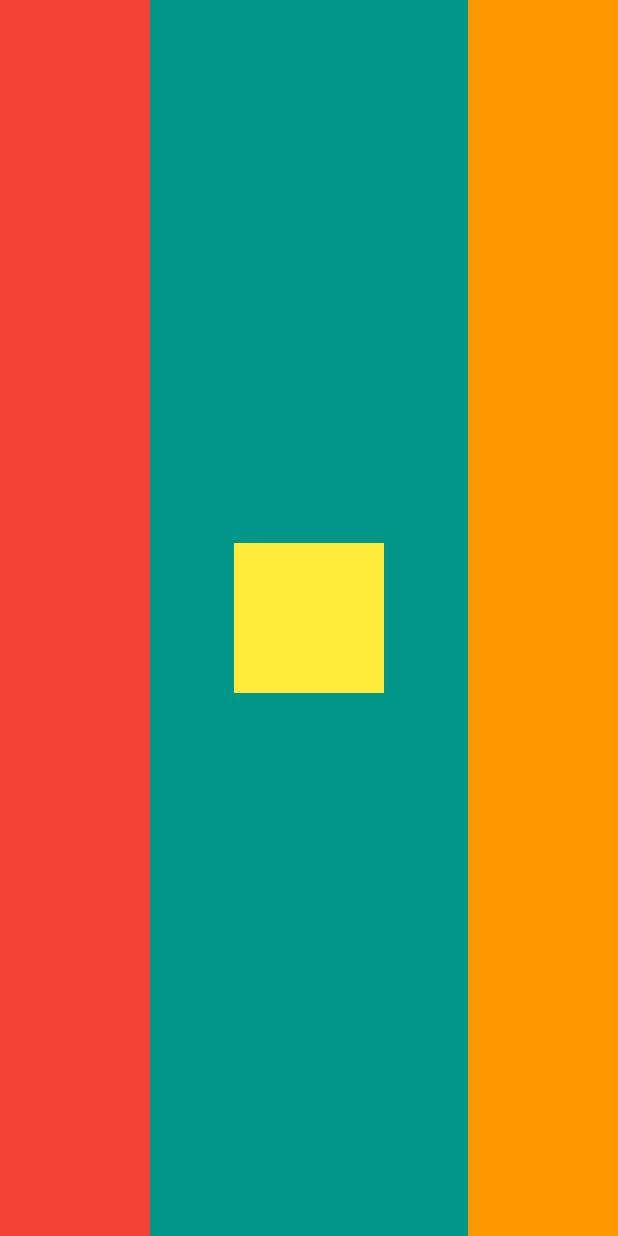
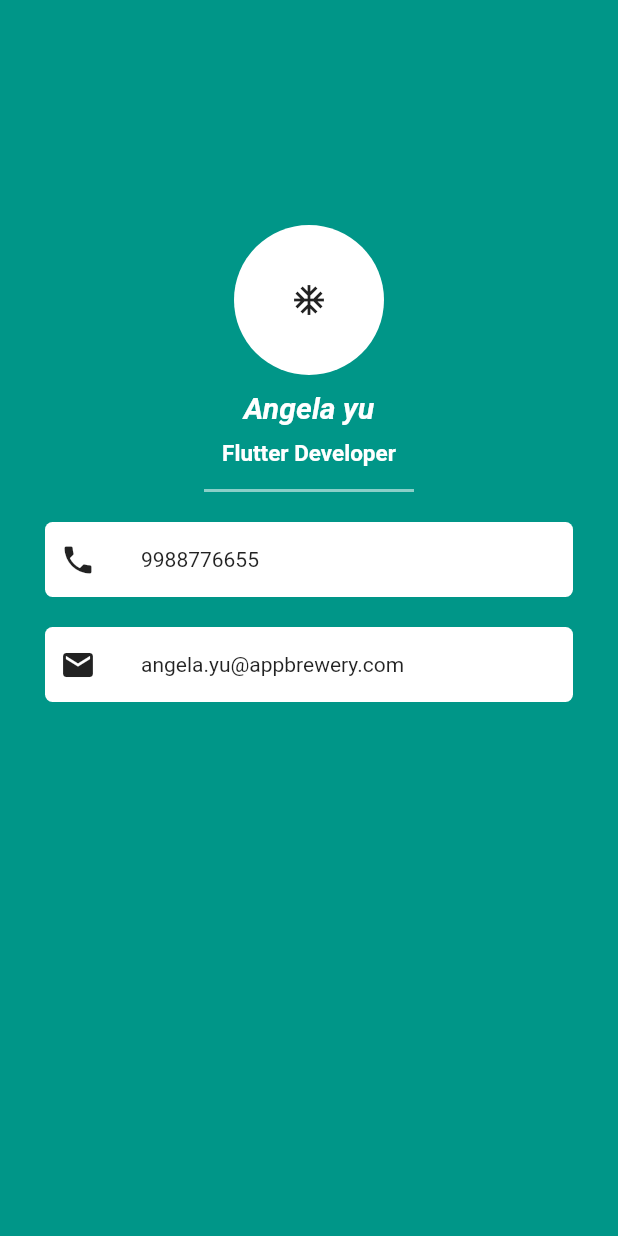
Before and after one commit to rajatdroid/fluter_angelayu, a Flutter app: the screen it shows after launch, on a phone screen of 412 x 824 dp. Run offline on Flutter 3.47's test engine with Material 2 defaults, Android fonts, the phone set to English and light mode, and no system bars.

Commit message:
My try for creating visiting card

```diff
--- /dev/null
+++ b/lib/_visitingcard.dart
@@ -0,0 +1,113 @@
+import 'package:flutter/material.dart';
+
+class VisitingCard extends StatelessWidget {
+  const VisitingCard({Key? key}) : super(key: key);
+
+  @override
+  Widget build(BuildContext context) {
+    return MaterialApp(
+      home: VCBody(),
+    );
+  }
+}
+
+class VCBody extends StatelessWidget {
+  const VCBody({Key? key}) : super(key: key);
+
+  @override
+  Widget build(BuildContext context) {
+    return Scaffold(
+      backgroundColor: Colors.teal,
+      body: SafeArea(
+        child: Center(
+          child: Column(
+            children: [
+              Container(
+                width: 100.0,
+                height: 100.0,
+                margin: EdgeInsets.only(top: 150.0),
+                decoration: const BoxDecoration(
+                    shape: BoxShape.circle,
+                    color: Colors.white
+                ),
+                child: const Icon(
+                  Icons.ac_unit,
+                ),
+              ),
+              Container(
+                margin: EdgeInsets.only(top: 10.0),
+                child: const Text('Angela yu',
+                  style: TextStyle(fontStyle: FontStyle.italic,
+                      fontWeight: FontWeight.bold,
+                      color: Colors.white,
+                      fontSize: 20.0),
+                ),
+              ),
+              Container(
+                margin: EdgeInsets.only(top: 10.0),
+                child: const Text('Flutter Developer',
+                  style: TextStyle(fontWeight: FontWeight.bold,
+                      color: Colors.white,
+                      fontSize: 15.0),
+                ),
+              ),
+              Container(
+                margin: EdgeInsets.only(top: 15),
+                width: 140,
+                color: Colors.white54,
+                height: 2.0,
+              ),
+              Container(
+                margin: EdgeInsets.only(top: 20,left: 30, right: 30),
+                height: 50,
+                decoration: const BoxDecoration(
+                    color: Colors.white,
+                    shape: BoxShape.rectangle,
+                    borderRadius: BorderRadius.all(Radius.circular(5))
+                ),
+                child: Row(
+                  children: [
+                    Container(
+                      margin: EdgeInsets.only(left: 10),
+                      child: Icon(Icons.phone,
+                      ),
+                    ),
+                    Container(
+                      margin: EdgeInsets.only(left: 30),
+                      child: Text(
+                          '9988776655'),
+                    )
+                  ],
+                ),
+              ),
+              Container(
+                margin: EdgeInsets.only(top: 20,left: 30, right: 30),
+                height: 50,
+                decoration: const BoxDecoration(
+                    color: Colors.white,
+                    shape: BoxShape.rectangle,
+                    borderRadius: BorderRadius.all(Radius.circular(5))
+                ),
+                child: Row(
+                  children: [
+                    Container(
+                      margin: EdgeInsets.only(left: 10),
+                      child: Icon(Icons.email,
+                      ),
+                    ),
+                    Container(
+                      margin: EdgeInsets.only(left: 30),
+                      child: Text(
+                          'angela.yu@appbrewery.com'),
+                    )
+                  ],
+                ),
+              )
+            ],
+
+          ),
+        ),
+      ),
+    );;
+  }
+}
--- a/lib/main.dart
+++ b/lib/main.dart
@@ -1,9 +1,15 @@
 import 'package:flutter/material.dart';
+import 'package:iampoor/_visitingcard.dart';
 import 'package:iampoor/section6_43.dart';
 
 void main() {
+
+  /**
+   * Uncomment any of the below as per your needs
+   */
   //runApp( IamPoor());
-  runApp(ChallengeApp());
+  //runApp(ChallengeApp());
+  runApp(VisitingCard());
 }
 
 class IamPoor extends StatelessWidget {
```
